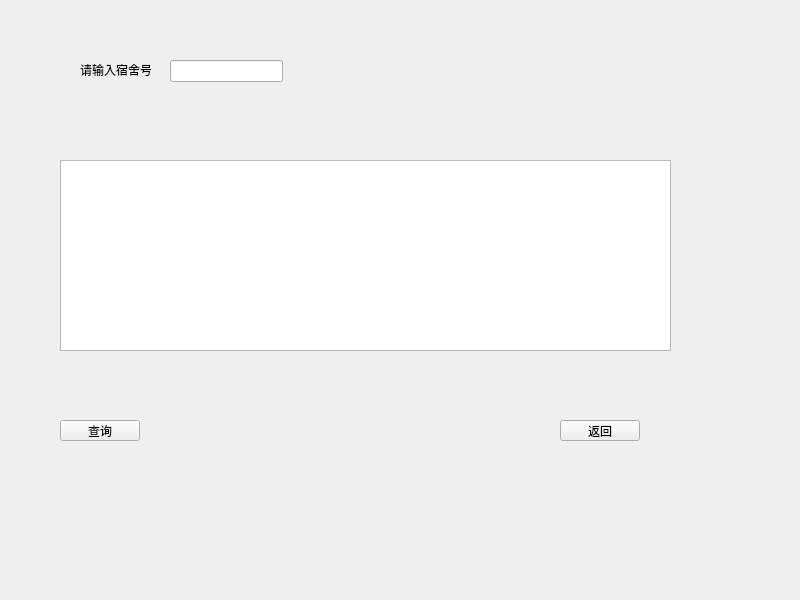
Old version of the form repairview.ui in the repository etoile-lune/studentside.
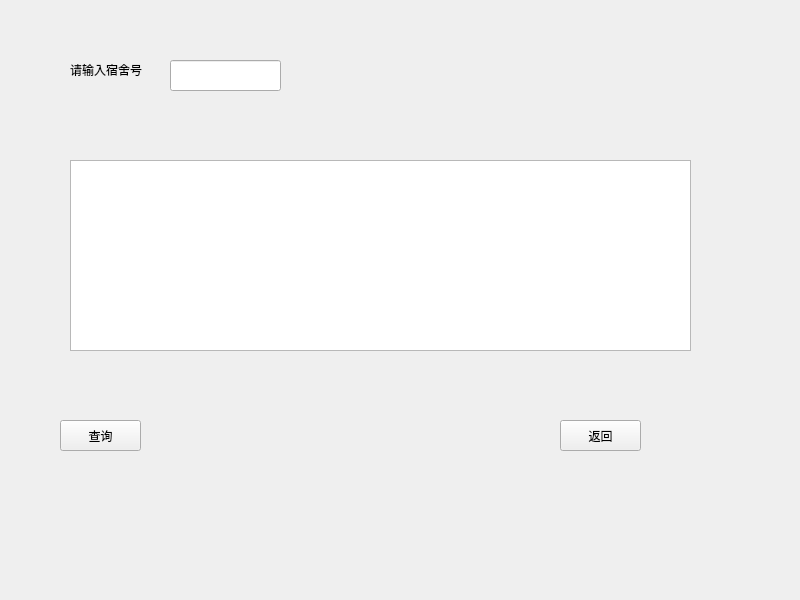
New version of the form.

Patch:
```diff
--- a/repairview.ui
+++ b/repairview.ui
@@ -18,17 +18,17 @@
     <rect>
      <x>170</x>
      <y>60</y>
-     <width>113</width>
-     <height>22</height>
+     <width>111</width>
+     <height>31</height>
     </rect>
    </property>
   </widget>
   <widget class="QLabel" name="label">
    <property name="geometry">
     <rect>
-     <x>80</x>
+     <x>70</x>
      <y>60</y>
-     <width>71</width>
+     <width>81</width>
      <height>20</height>
     </rect>
    </property>
@@ -41,8 +41,8 @@
     <rect>
      <x>60</x>
      <y>420</y>
-     <width>80</width>
-     <height>21</height>
+     <width>81</width>
+     <height>31</height>
     </rect>
    </property>
    <property name="text">
@@ -54,8 +54,8 @@
     <rect>
      <x>560</x>
      <y>420</y>
-     <width>80</width>
-     <height>21</height>
+     <width>81</width>
+     <height>31</height>
     </rect>
    </property>
    <property name="text">
@@ -65,9 +65,9 @@
   <widget class="QTableView" name="tableView">
    <property name="geometry">
     <rect>
-     <x>60</x>
+     <x>70</x>
      <y>160</y>
-     <width>611</width>
+     <width>621</width>
      <height>191</height>
     </rect>
    </property>
```
